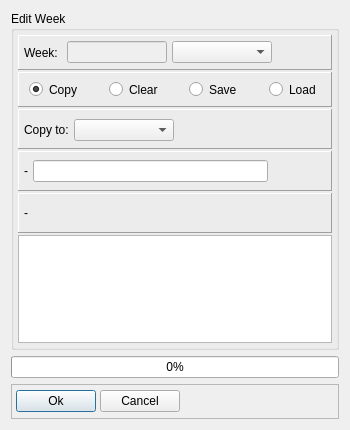
First picture: the form in dialog_week_copy.ui, repository Tria-Andy/WorkoutEditor, before the edit.
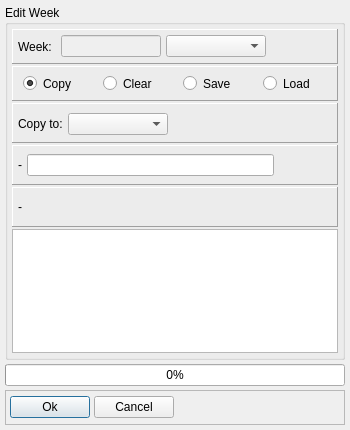
Second picture: the form after the edit. Icons and pictures are not drawn.

The edit to the form file:
```diff
--- a/dialog_week_copy.ui
+++ b/dialog_week_copy.ui
@@ -25,6 +25,21 @@
    <string>Edit Week</string>
   </property>
   <layout class="QVBoxLayout" name="verticalLayout">
+   <property name="spacing">
+    <number>4</number>
+   </property>
+   <property name="leftMargin">
+    <number>5</number>
+   </property>
+   <property name="topMargin">
+    <number>5</number>
+   </property>
+   <property name="rightMargin">
+    <number>5</number>
+   </property>
+   <property name="bottomMargin">
+    <number>5</number>
+   </property>
    <item>
     <widget class="QGroupBox" name="groupBox">
      <property name="sizePolicy">
```
Left out of the diff: 2 changed lines with no effect on the pictures.
